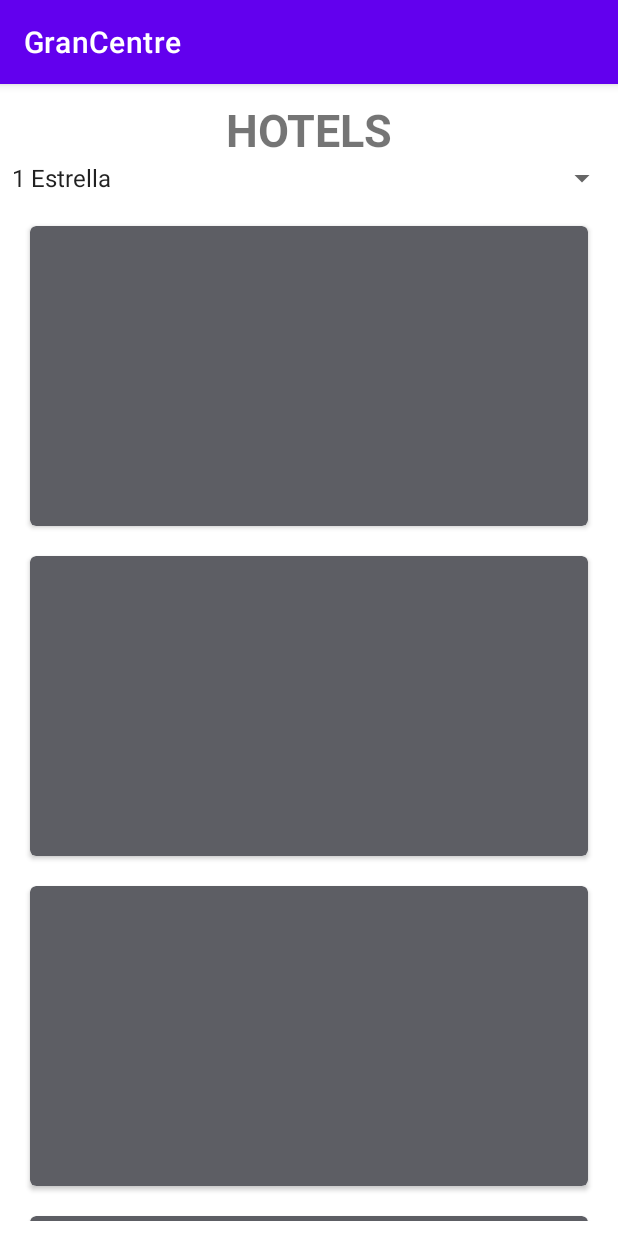
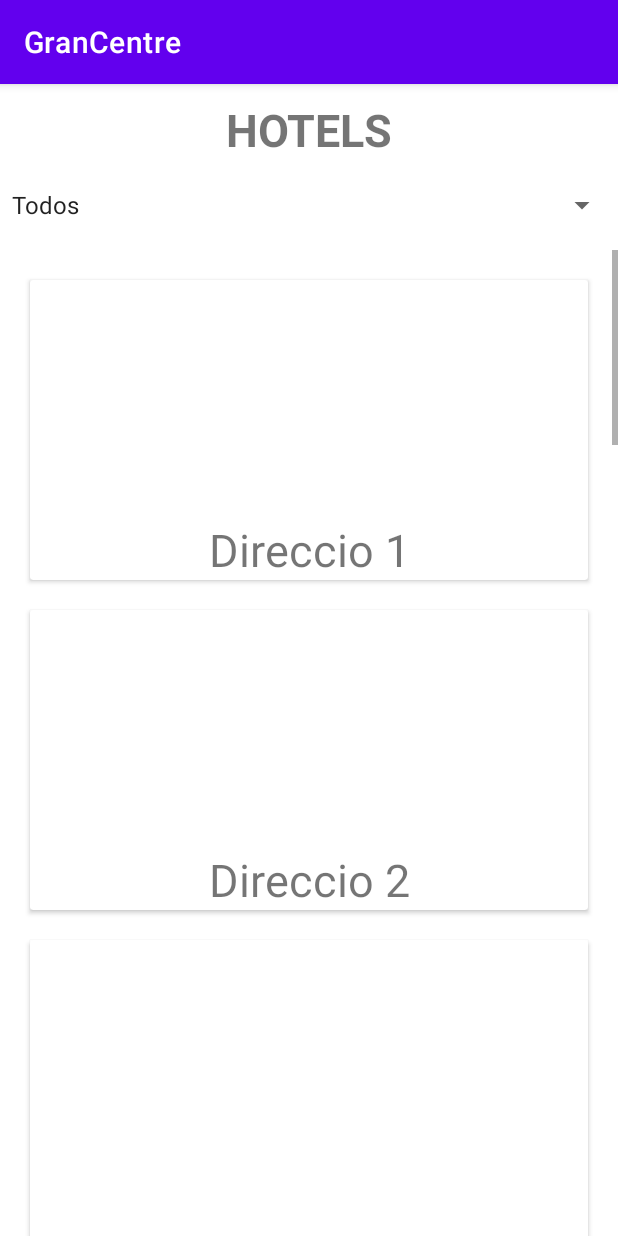
Before and after one commit to Txibirudl/GranCentre, an Android app: the Hotels screen opened directly, with no data from a screen before it, on a phone screen of 412 x 824 dp. Run offline under Robolectric (Android 15) with nearby library versions, the phone set to English and light mode, and no system bars.

Commit message:
ya redirige los hoteles

```diff
--- a/app/build.gradle
+++ b/app/build.gradle
@@ -35,4 +35,6 @@ dependencies {
     testImplementation 'junit:junit:4.13.2'
     androidTestImplementation 'androidx.test.ext:junit:1.1.3'
     androidTestImplementation 'androidx.test.espresso:espresso-core:3.4.0'
+    implementation "androidx.cardview:cardview:1.0.0"
+
 }
--- a/app/src/main/java/com/example/grancentre/Hotels/Hotels.java
+++ b/app/src/main/java/com/example/grancentre/Hotels/Hotels.java
@@ -1,7 +1,9 @@
 package com.example.grancentre.Hotels;
 
 import androidx.appcompat.app.AppCompatActivity;
+import androidx.cardview.widget.CardView;
 
+import android.annotation.SuppressLint;
 import android.os.Bundle;
 import android.view.View;
 import android.widget.AdapterView;
@@ -13,21 +15,26 @@ import com.example.grancentre.R;
 public class Hotels extends AppCompatActivity implements AdapterView.OnItemSelectedListener {
 
 
-
     @Override
     protected void onCreate(Bundle savedInstanceState) {
         super.onCreate(savedInstanceState);
         setContentView(R.layout.activity_hotels);
 
 
-        Spinner spinner = (Spinner) findViewById(R.id.SpinnerHotels);
-        // Create an ArrayAdapter using the string array and a default spinner layout
+
+
+
+
+        Spinner spin = (Spinner) findViewById(R.id.SpinnerHotels);
+            spin.setOnItemSelectedListener(this);
+
         ArrayAdapter<CharSequence> adapter = ArrayAdapter.createFromResource(this,
                 R.array.estrellas_array, android.R.layout.simple_spinner_item);
 // Specify the layout to use when the list of choices appears
-        adapter.setDropDownViewResource(android.R.layout.activity_list_item);
+        adapter.setDropDownViewResource(android.R.layout.simple_spinner_dropdown_item);
 // Apply the adapter to the spinner
-        spinner.setAdapter(adapter);
+        spin.setAdapter(adapter);
+
 
     }
 
@@ -40,6 +47,142 @@ public class Hotels extends AppCompatActivity implements AdapterView.OnItemSelec
     @Override
     public void onItemSelected(AdapterView<?> adapterView, View view, int i, long l) {
 
+        CardView h1 = findViewById(R.id.Hotel1);
+        CardView h2 = findViewById(R.id.Hotel2);
+        CardView h3 = findViewById(R.id.Hotel3);
+        CardView h4 = findViewById(R.id.Hotel4);
+        CardView h5 = findViewById(R.id.Hotel5);
+        CardView h6 = findViewById(R.id.Hotel6);
+        CardView h7 = findViewById(R.id.Hotel7);
+        CardView h8 = findViewById(R.id.Hotel8);
+        CardView h9 = findViewById(R.id.Hotel9);
+        CardView h10 = findViewById(R.id.Hotel10);
+        CardView h11 = findViewById(R.id.Hotel11);
+        CardView h12 = findViewById(R.id.Hotel12);
+        CardView h13 = findViewById(R.id.Hotel13);
+        CardView h14 = findViewById(R.id.Hotel14);
+        CardView h15 = findViewById(R.id.Hotel15);
+
+        switch (i)
+        {
+            case 0:
+                h1.setVisibility(view.VISIBLE);
+                h2.setVisibility(view.VISIBLE);
+                h3.setVisibility(view.VISIBLE);
+                h4.setVisibility(view.VISIBLE);
+                h5.setVisibility(view.VISIBLE);
+                h6.setVisibility(view.VISIBLE);
+                h7.setVisibility(view.VISIBLE);
+                h8.setVisibility(view.VISIBLE);
+                h9.setVisibility(view.VISIBLE);
+                h10.setVisibility(view.VISIBLE);
+                h11.setVisibility(view.VISIBLE);
+                h12.setVisibility(view.VISIBLE);
+                h13.setVisibility(view.VISIBLE);
+                h14.setVisibility(view.VISIBLE);
+                h15.setVisibility(view.VISIBLE);
+
+                break;
+
+            case 1:
+
+                h1.setVisibility(view.VISIBLE);
+                h2.setVisibility(view.VISIBLE);
+                h3.setVisibility(view.VISIBLE);
+                h4.setVisibility(view.GONE);
+                h5.setVisibility(view.GONE);
+                h6.setVisibility(view.GONE);
+                h7.setVisibility(view.GONE);
+                h8.setVisibility(view.GONE);
+                h9.setVisibility(view.GONE);
+                h10.setVisibility(view.GONE);
+                h11.setVisibility(view.GONE);
+                h12.setVisibility(view.GONE);
+                h13.setVisibility(view.GONE);
+                h14.setVisibility(view.GONE);
+                h15.setVisibility(view.GONE);
+                break;
+
+            case 2:
+
+                h1.setVisibility(view.GONE);
+                h2.setVisibility(view.GONE);
+                h3.setVisibility(view.GONE);
+                h4.setVisibility(view.VISIBLE);
+                h5.setVisibility(view.VISIBLE);
+                h6.setVisibility(view.VISIBLE);
+                h7.setVisibility(view.GONE);
+                h8.setVisibility(view.GONE);
+                h9.setVisibility(view.GONE);
+                h10.setVisibility(view.GONE);
+                h11.setVisibility(view.GONE);
+                h12.setVisibility(view.GONE);
+                h13.setVisibility(view.GONE);
+                h14.setVisibility(view.GONE);
+                h15.setVisibility(view.GONE);
+                break;
+
+            case 3:
+
+                h1.setVisibility(view.GONE);
+                h2.setVisibility(view.GONE);
+                h3.setVisibility(view.GONE);
+                h4.setVisibility(view.GONE);
+                h5.setVisibility(view.GONE);
+                h6.setVisibility(view.GONE);
+                h7.setVisibility(view.VISIBLE);
+                h8.setVisibility(view.VISIBLE);
+                h9.setVisibility(view.VISIBLE);
+                h10.setVisibility(view.GONE);
+                h11.setVisibility(view.GONE);
+                h12.setVisibility(view.GONE);
+                h13.setVisibility(view.GONE);
+                h14.setVisibility(view.GONE);
+                h15.setVisibility(view.GONE);
+                break;
+
+            case 4:
+                h1.setVisibility(view.GONE);
+                h2.setVisibility(view.GONE);
+                h3.setVisibility(view.GONE);
+                h4.setVisibility(view.GONE);
+                h5.setVisibility(view.GONE);
+                h6.setVisibility(view.GONE);
+                h7.setVisibility(view.GONE);
+                h8.setVisibility(view.GONE);
+                h9.setVisibility(view.GONE);
+                h10.setVisibility(view.VISIBLE);
+                h11.setVisibility(view.VISIBLE);
+                h12.setVisibility(view.VISIBLE);
+                h13.setVisibility(view.GONE);
+                h14.setVisibility(view.GONE);
+                h15.setVisibility(view.GONE);
+                break;
+
+            case 5:
+                h1.setVisibility(view.GONE);
+                h2.setVisibility(view.GONE);
+                h3.setVisibility(view.GONE);
+                h4.setVisibility(view.GONE);
+                h5.setVisibility(view.GONE);
+                h6.setVisibility(view.GONE);
+                h7.setVisibility(view.GONE);
+                h8.setVisibility(view.GONE);
+                h9.setVisibility(view.GONE);
+                h10.setVisibility(view.GONE);
+                h11.setVisibility(view.GONE);
+                h12.setVisibility(view.GONE);
+                h13.setVisibility(view.VISIBLE);
+                h14.setVisibility(view.VISIBLE);
+                h15.setVisibility(view.VISIBLE);
+                break;
+
+            default:
+
+                break;
+
+        }
+
     }
 
 }
--- a/app/src/main/res/layout/activity_hotels.xml
+++ b/app/src/main/res/layout/activity_hotels.xml
@@ -22,56 +22,60 @@
     <Spinner
         android:id="@+id/SpinnerHotels"
         android:layout_width="match_parent"
-        android:layout_height="wrap_content"
+        android:layout_height="60dp"
+        android:contentDescription="@string/app_name"
+
         />
+    <ScrollView
+        android:layout_width="match_parent"
+        android:layout_height="match_parent">
     <LinearLayout
         android:layout_width="match_parent"
-        android:layout_height="match_parent"
+        android:layout_height="wrap_content"
         android:orientation="vertical"
         android:padding="10dp"
         >
         <androidx.cardview.widget.CardView
-            xmlns:card_view="http://schemas.android.com/apk/res-auto"
             android:id="@+id/Hotel1"
             android:layout_gravity="center"
             android:layout_width="match_parent"
             android:layout_height="200dp"
-            card_view:cardCornerRadius="4dp"
-            card_view:cardBackgroundColor="@color/material_dynamic_neutral40"
             android:layout_margin="10dp"
             >
 
             <TextView
                 android:id="@+id/info1"
                 android:layout_width="match_parent"
-                android:layout_height="match_parent" />
+                android:layout_height="match_parent"
+                android:gravity="center|bottom"
+                android:text="@string/adreca1"
+                android:textSize="30sp"
+                />
         </androidx.cardview.widget.CardView>
 
         <androidx.cardview.widget.CardView
-            xmlns:card_view="http://schemas.android.com/apk/res-auto"
+
             android:id="@+id/Hotel2"
             android:layout_gravity="center"
             android:layout_width="match_parent"
             android:layout_height="200dp"
-            card_view:cardCornerRadius="4dp"
-            card_view:cardBackgroundColor="@color/material_dynamic_neutral40"
             android:layout_margin="10dp"
             >
 
             <TextView
                 android:id="@+id/info2"
                 android:layout_width="match_parent"
-                android:layout_height="match_parent" />
+                android:layout_height="match_parent"
+                android:gravity="center|bottom"
+                android:text="@string/adreca2"
+                android:textSize="30sp"/>
         </androidx.cardview.widget.CardView>
 
         <androidx.cardview.widget.CardView
-            xmlns:card_view="http://schemas.android.com/apk/res-auto"
             android:id="@+id/Hotel3"
             android:layout_gravity="center"
             android:layout_width="match_parent"
             android:layout_height="200dp"
-            card_view:cardCornerRadius="4dp"
-            card_view:cardBackgroundColor="@color/material_dynamic_neutral40"
             android:layout_margin="10dp"
             >
 
@@ -82,13 +86,11 @@
         </androidx.cardview.widget.CardView>
 
         <androidx.cardview.widget.CardView
-            xmlns:card_view="http://schemas.android.com/apk/res-auto"
+
             android:id="@+id/Hotel4"
             android:layout_gravity="center"
             android:layout_width="match_parent"
             android:layout_height="200dp"
-            card_view:cardCornerRadius="4dp"
-            card_view:cardBackgroundColor="@color/material_dynamic_neutral40"
             android:layout_margin="10dp"
             >
 
@@ -99,13 +101,11 @@
         </androidx.cardview.widget.CardView>
 
         <androidx.cardview.widget.CardView
-            xmlns:card_view="http://schemas.android.com/apk/res-auto"
+
             android:id="@+id/Hotel5"
             android:layout_gravity="center"
             android:layout_width="match_parent"
             android:layout_height="200dp"
-            card_view:cardCornerRadius="4dp"
-            card_view:cardBackgroundColor="@color/material_dynamic_neutral40"
             android:layout_margin="10dp"
             >
 
@@ -116,13 +116,11 @@
         </androidx.cardview.widget.CardView>
 
         <androidx.cardview.widget.CardView
-            xmlns:card_view="http://schemas.android.com/apk/res-auto"
+
             android:id="@+id/Hotel6"
             android:layout_gravity="center"
             android:layout_width="match_parent"
             android:layout_height="200dp"
-            card_view:cardCornerRadius="4dp"
-            card_view:cardBackgroundColor="@color/material_dynamic_neutral40"
             android:layout_margin="10dp"
             >
 
@@ -133,13 +131,11 @@
         </androidx.cardview.widget.CardView>
 
         <androidx.cardview.widget.CardView
-            xmlns:card_view="http://schemas.android.com/apk/res-auto"
+
             android:id="@+id/Hotel7"
             android:layout_gravity="center"
             android:layout_width="match_parent"
             android:layout_height="200dp"
-            card_view:cardCornerRadius="4dp"
-            card_view:cardBackgroundColor="@color/material_dynamic_neutral40"
             android:layout_margin="10dp"
             >
 
@@ -150,13 +146,11 @@
         </androidx.cardview.widget.CardView>
 
         <androidx.cardview.widget.CardView
-            xmlns:card_view="http://schemas.android.com/apk/res-auto"
+
             android:id="@+id/Hotel8"
             android:layout_gravity="center"
             android:layout_width="match_parent"
             android:layout_height="200dp"
-            card_view:cardCornerRadius="4dp"
-            card_view:cardBackgroundColor="@color/material_dynamic_neutral40"
             android:layout_margin="10dp"
             >
 
@@ -167,13 +161,10 @@
         </androidx.cardview.widget.CardView>
 
         <androidx.cardview.widget.CardView
-            xmlns:card_view="http://schemas.android.com/apk/res-auto"
             android:id="@+id/Hotel9"
             android:layout_gravity="center"
             android:layout_width="match_parent"
             android:layout_height="200dp"
-            card_view:cardCornerRadius="4dp"
-            card_view:cardBackgroundColor="@color/material_dynamic_neutral40"
             android:layout_margin="10dp"
             >
 
@@ -185,13 +176,10 @@
 
 
         <androidx.cardview.widget.CardView
-            xmlns:card_view="http://schemas.android.com/apk/res-auto"
             android:id="@+id/Hotel10"
             android:layout_gravity="center"
             android:layout_width="match_parent"
             android:layout_height="200dp"
-            card_view:cardCornerRadius="4dp"
-            card_view:cardBackgroundColor="@color/material_dynamic_neutral40"
             android:layout_margin="10dp"
             >
 
@@ -202,13 +190,10 @@
         </androidx.cardview.widget.CardView>
 
         <androidx.cardview.widget.CardView
-            xmlns:card_view="http://schemas.android.com/apk/res-auto"
             android:id="@+id/Hotel11"
             android:layout_gravity="center"
             android:layout_width="match_parent"
             android:layout_height="200dp"
-            card_view:cardCornerRadius="4dp"
-            card_view:cardBackgroundColor="@color/material_dynamic_neutral40"
             android:layout_margin="10dp"
             >
 
@@ -219,13 +204,10 @@
         </androidx.cardview.widget.CardView>
 
         <androidx.cardview.widget.CardView
-            xmlns:card_view="http://schemas.android.com/apk/res-auto"
             android:id="@+id/Hotel12"
             android:layout_gravity="center"
             android:layout_width="match_parent"
             android:layout_height="200dp"
-            card_view:cardCornerRadius="4dp"
-            card_view:cardBackgroundColor="@color/material_dynamic_neutral40"
             android:layout_margin="10dp"
             >
 
@@ -236,13 +218,10 @@
         </androidx.cardview.widget.CardView>
 
         <androidx.cardview.widget.CardView
-            xmlns:card_view="http://schemas.android.com/apk/res-auto"
             android:id="@+id/Hotel13"
             android:layout_gravity="center"
             android:layout_width="match_parent"
             android:layout_height="200dp"
-            card_view:cardCornerRadius="4dp"
-            card_view:cardBackgroundColor="@color/material_dynamic_neutral40"
             android:layout_margin="10dp"
             >
 
@@ -253,13 +232,10 @@
         </androidx.cardview.widget.CardView>
 
         <androidx.cardview.widget.CardView
-            xmlns:card_view="http://schemas.android.com/apk/res-auto"
             android:id="@+id/Hotel14"
             android:layout_gravity="center"
             android:layout_width="match_parent"
             android:layout_height="200dp"
-            card_view:cardCornerRadius="4dp"
-            card_view:cardBackgroundColor="@color/material_dynamic_neutral40"
             android:layout_margin="10dp"
             >
 
@@ -270,13 +246,10 @@
         </androidx.cardview.widget.CardView>
 
         <androidx.cardview.widget.CardView
-            xmlns:card_view="http://schemas.android.com/apk/res-auto"
             android:id="@+id/Hotel15"
             android:layout_gravity="center"
             android:layout_width="match_parent"
             android:layout_height="200dp"
-            card_view:cardCornerRadius="4dp"
-            card_view:cardBackgroundColor="@color/material_dynamic_neutral40"
             android:layout_margin="10dp"
             >
 
@@ -288,4 +261,5 @@
 
 
     </LinearLayout>
+    </ScrollView>
 </LinearLayout>
--- /dev/null
+++ b/app/src/main/res/values/ids.xml
@@ -0,0 +1,8 @@
+<?xml version="1.0" encoding="utf-8"?>
+<resources>
+    <item name="Hotel2" type="id" />
+    <item name="info2" type="id" />
+    <item name="Hotel3" type="id" />
+    <item name="info3" type="id" />
+    <item name="Hotel4" type="id" />
+</resources>
--- a/app/src/main/res/values/strings.xml
+++ b/app/src/main/res/values/strings.xml
@@ -11,6 +11,7 @@
 
     <string-array name="estrellas_array">
 
+        <item>Todos</item>
         <item>1 Estrella</item>
         <item>2 Estrellas</item>
         <item>3 Estrellas</item>
@@ -19,6 +20,8 @@
     </string-array>
     <!-- TODO: Remove or change this placeholder text -->
     <string name="hello_blank_fragment">Hello blank fragment</string>
+    <string name="adreca1">Direccio 1</string>
+    <string name="adreca2">Direccio 2</string>
 
 
 </resources>
```
Also changed, not shown: build.gradle (line endings or trailing spaces).
